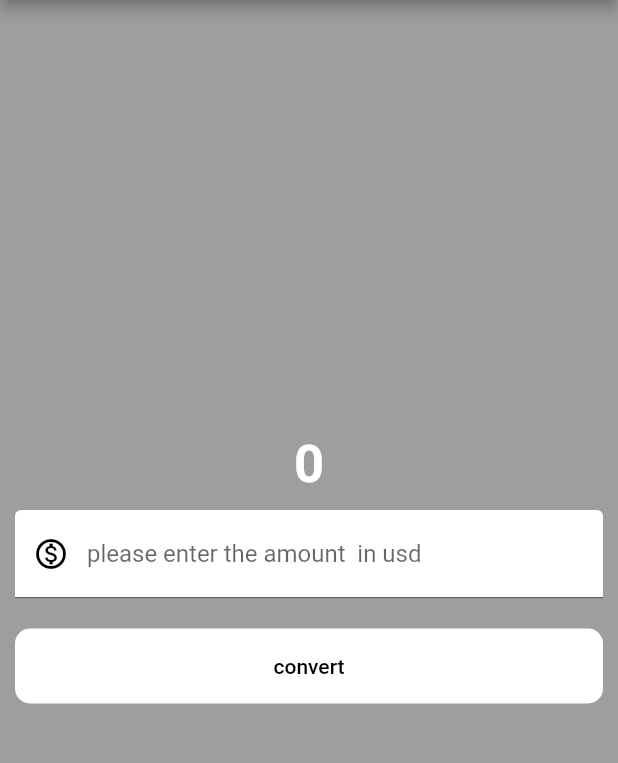
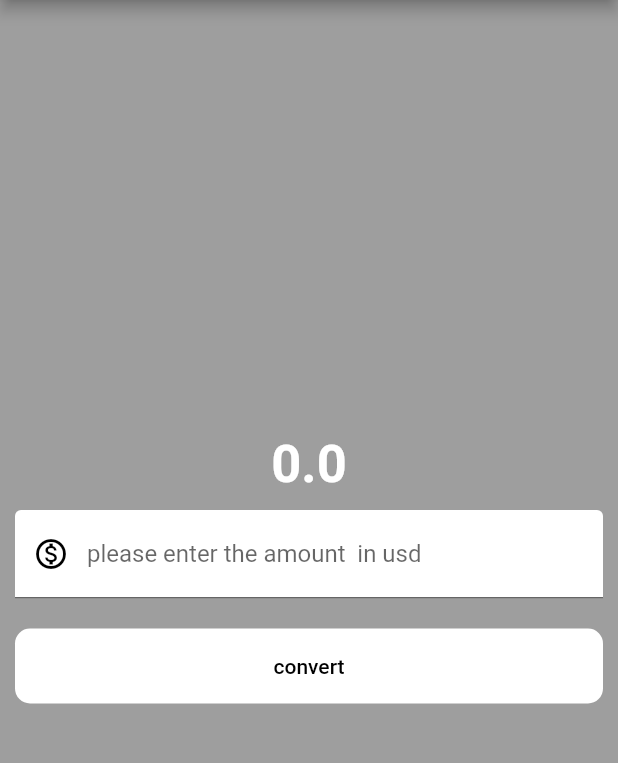
Before and after one commit to shravaniakude/currencyconverter, a Flutter app: the screen it shows after launch, after a tap on "convert", on a phone screen of 412 x 824 dp, the part 84-847 px from its top. Run offline on Flutter 3.47's test engine with Material 2 defaults, Android fonts, the phone set to English and light mode, and no system bars.

Commit message:
currencyconverter

```diff
--- a/lib/currency_converter.dart
+++ b/lib/currency_converter.dart
@@ -1,39 +1,50 @@
+// ignore_for_file: dead_code
 
+import 'dart:async';
 
-import 'package:flutter/foundation.dart';
 import 'package:flutter/material.dart';
 
 // ignore: camel_case_types
-class CurrencyConverter extends StatelessWidget {
+class CurrencyConverter extends StatefulWidget {
   const CurrencyConverter({super.key});
 
   @override
+  State<CurrencyConverter> createState() => _CurrencyConverterstate();
+}
+
+// ignore: unused_element
+class _CurrencyConverterstate extends State<CurrencyConverter> {
+  double result = 0;
+  final TextEditingController textEditingController = TextEditingController();
+
+  @override
   Widget build(BuildContext context) {
+    print('rebuilt');
     final border = OutlineInputBorder(
       borderSide: const BorderSide(
-        width :2.0,
-        style :BorderStyle.solid,
-
+        width: 2.0,
+        style: BorderStyle.solid,
       ),
-       borderRadius: BorderRadius.circular(20),
+      borderRadius: BorderRadius.circular(5),
     );
-
 
     return Scaffold(
       backgroundColor: Colors.grey,
       appBar: AppBar(
         backgroundColor: Colors.black,
-        title:const  Text('Currency Converter',
-        style: TextStyle(color: Colors.grey),) ,
+        title: const Text(
+          'Currency Converter',
+          style: TextStyle(color: Colors.grey),
+        ),
         centerTitle: true,
-      ) ,
+      ),
       body: Center(
         child: Column(
           mainAxisAlignment: MainAxisAlignment.center,
           children: [
-            const Text(
-              '0',
-              style: TextStyle(
+            Text(
+              result.toString(),
+              style: const TextStyle(
                 fontSize: 35,
                 fontWeight: FontWeight.bold,
                 color: Colors.white,
@@ -42,6 +53,10 @@ class CurrencyConverter extends StatelessWidget {
             Padding(
               padding: const EdgeInsets.all(10.0),
               child: TextField(
+                controller: textEditingController,
+                onSubmitted: (value) {
+                  print(value);
+                },
                 style: const TextStyle(
                   color: Colors.black,
                 ),
@@ -63,9 +78,7 @@ class CurrencyConverter extends StatelessWidget {
                       strokeAlign: BorderSide.strokeAlignOutside,
                     ),
                     borderRadius: BorderRadius.circular(10),
-
                   ),
-
                 ),
                 keyboardType: const TextInputType.numberWithOptions(
                   decimal: true,
@@ -73,25 +86,22 @@ class CurrencyConverter extends StatelessWidget {
               ),
             ),
             Padding(
-              padding: const EdgeInsets.all(10.0),
-              child: TextButton (
-                onPressed: () {
-                  print('button clicked');
-                },
-                style:ElevatedButton.styleFrom(
-                  backgroundColor:Colors.white,
-                  foregroundColor:Colors.black,
-                  fixedSize: const Size(400, 50),
-
-                      shape:RoundedRectangleBorder(
+                padding: const EdgeInsets.all(10.0),
+                child: TextButton(
+                  onPressed: () {
+                    setState(() {
+                      result = double.parse(textEditingController.text) * 81;
+                    });
+                  },
+                  style: ElevatedButton.styleFrom(
+                      backgroundColor: Colors.white,
+                      foregroundColor: Colors.black,
+                      fixedSize: const Size(400, 50),
+                      shape: RoundedRectangleBorder(
                         borderRadius: BorderRadius.circular(10),
-                      )
-
-                    ),
-                    child: const Text('convert'),
-               )
-
-            )
+                      )),
+                  child: const Text('convert'),
+                ))
           ],
         ),
       ),
```
